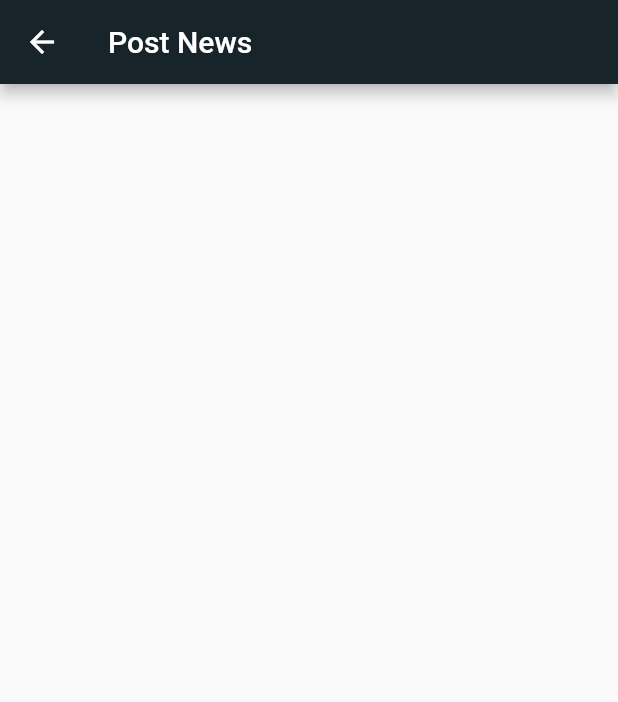
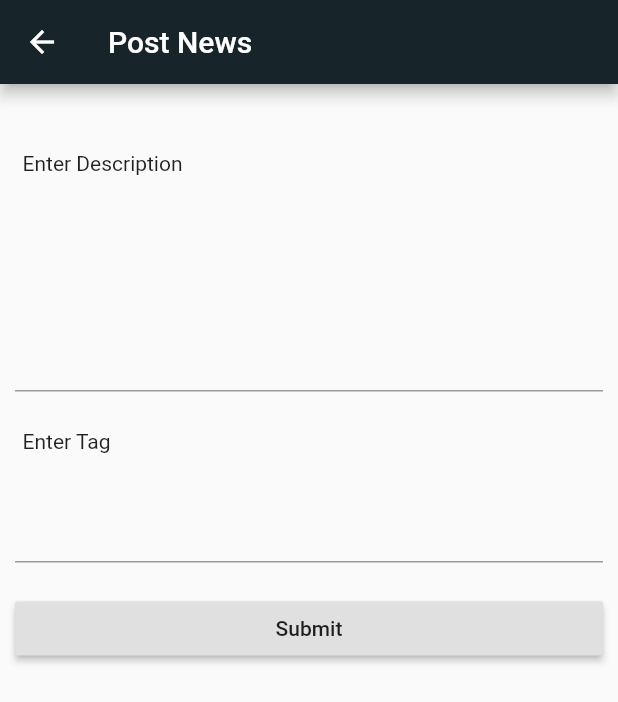
Before and after one commit to shubhankarsharma00/Sidhy, a Flutter app: the AdminPost screen opened by its route, on a phone screen of 412 x 824 dp. Shown: the top 702 px of the screen. Run offline on Flutter 3.47's test engine with Material 2 defaults, Android fonts, the phone set to English and light mode, and no system bars; our stand-ins replace charts_flutter, font_awesome_flutter, wave; missing offline and left inert: flutter_fluid_slider; accounts and stored records are empty; project files that could hold a hidden picture were left out.

Commit message:
Implemented post admin page

```diff
--- a/lib/pages/admin_post.dart
+++ b/lib/pages/admin_post.dart
@@ -1,5 +1,7 @@
 import 'package:flutter/material.dart';
 import '../style/theme.dart' as Theme;
+import 'package:http/http.dart' as http;
+import 'dart:convert';
 
 class AdminPost extends StatefulWidget {
   @override
@@ -7,6 +9,9 @@ class AdminPost extends StatefulWidget {
 }
 
 class _AdminPostState extends State<AdminPost> {
+  TextEditingController adminpost = new TextEditingController();
+  TextEditingController tags = new TextEditingController();
+  var now = new DateTime.now();
 
   @override
   Widget build(BuildContext context) {
@@ -16,12 +21,67 @@ class _AdminPostState extends State<AdminPost> {
         backgroundColor: Theme.Colors.darkColor,
       ),
       body: Container(
-        child: Column(
+        child: ListView(
+          // mainAxisAlignment: MainAxisAlignment.center,
           children: <Widget>[
-
+            SizedBox(height: 30.0),
+            Padding(
+              padding: EdgeInsets.all(15.0),
+              child: Text("Enter Description"),
+            ),
+            Padding(
+              padding: EdgeInsets.all(10.0),
+              child: TextField(
+                controller: adminpost,
+                textAlign: TextAlign.left,
+                maxLines: 5,
+              ),
+            ),
+            Padding(
+              padding: EdgeInsets.all(15.0),
+              child: Text("Enter Tag"),
+            ),
+            Padding(
+              padding: EdgeInsets.all(10.0),
+              child: TextField(
+                controller: tags,
+                textAlign: TextAlign.left,
+              ),
+            ),
+            Padding(
+              padding: EdgeInsets.all(10.0),
+              child: RaisedButton(
+                child: Text("Submit"),
+                onPressed: () {
+                  setState(() {
+                    postNewsfeed();
+                    // post[tags.text] = adminpost.text + "\n" + now.toString();
+                    // print(post);
+                  });
+                },
+              ),
+            )
           ],
         ),
       ),
     );
   }
+
+  void postNewsfeed() {
+    final String dburl = "https://sidhy-93bdb.firebaseio.com/.json";
+    http.Client().get(dburl).then((http.Response res) {
+      Map<String, dynamic> data = json.decode(res.body);
+      Map<String, dynamic> newsfeed = data['NewsFeed'];
+
+      if (newsfeed[tags.text] != null) {
+        newsfeed[tags.text].add(adminpost.text + "\n\n" + now.toString());
+      } else {
+        newsfeed[tags.text] = [adminpost.text + "\n\nDate" + now.toString()];
+      }
+
+      http.Client().put(dburl, body: json.encode(data)).then((_) {
+        print("done");
+      });
+    });
+  }
 }
--- a/lib/pages/ask_doubt.dart
+++ b/lib/pages/ask_doubt.dart
@@ -44,7 +44,7 @@ class _AskDoubtState extends State<AskDoubt> {
           children: <Widget>[
             SizedBox(height: 10.0),
             Text(
-              "Send Your Confidence Level",
+              "Send Your Concept Understanding Level",
               style: TextStyle(fontSize: 18.0),
             ),
             SizedBox(height: 100.0),
```
Also changed, not shown: lib/widgets/newsfeed.dart (+0 -9 lines).
